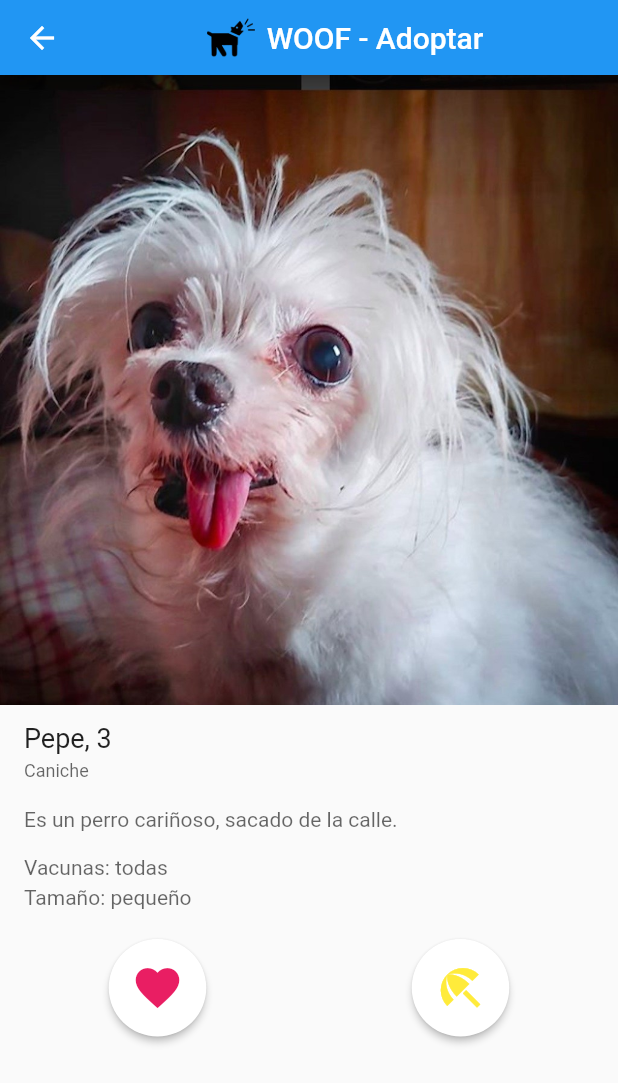
After one commit to matfonseca/tdl-dart, a Flutter app: the DogSwiper screen opened directly, on a phone screen of 412 x 824 dp. The commit adds this screen. Shown: the top 1083 px of the screen. Run offline on Flutter 3.47's test engine with Material 2 defaults, Android fonts, the phone set to English and light mode, and no system bars; our stand-ins replace cloud_firestore, firebase_core, firebase_storage, image_picker; accounts and stored records are empty.

Commit message:
add: dog swiper file W/ widget

```diff
--- /dev/null
+++ b/App/lib/screens/dog_swiper.dart
@@ -0,0 +1,137 @@
+import 'package:App/common/app_bar.dart';
+import 'package:App/models/dog.dart';
+import 'package:flutter/material.dart';
+
+class LikeButton extends StatelessWidget {
+  @override
+  Widget build(BuildContext context) {
+    return RawMaterialButton(
+      onPressed: () {},
+      elevation: 2.0,
+      fillColor: Colors.white,
+      child: Icon(
+        Icons.favorite,
+        color: Colors.pink,
+        size: 35.0,
+      ),
+      padding: EdgeInsets.all(15.0),
+      shape: CircleBorder(),
+    );
+  }
+}
+
+class RejectButton extends StatelessWidget {
+  @override
+  Widget build(BuildContext context) {
+    return RawMaterialButton(
+      onPressed: () {},
+      elevation: 2.0,
+      fillColor: Colors.white,
+      child: Icon(
+        Icons.beach_access,
+        color: Colors.yellow,
+        size: 35.0,
+      ),
+      padding: EdgeInsets.all(15.0),
+      shape: CircleBorder(),
+    );
+  }
+}
+
+class DogInfo extends StatelessWidget {
+  final Dog dog;
+
+  DogInfo({this.dog});
+
+  @override
+  Widget build(BuildContext context) {
+    return Column(
+      mainAxisAlignment: MainAxisAlignment.spaceAround,
+      crossAxisAlignment: CrossAxisAlignment.start,
+      children: [
+        ListTile(
+          dense: true,
+          title: Text(
+            '${dog.name}, ${dog.age}',
+            style: TextStyle(fontSize: 18),
+          ),
+          subtitle: Text(
+            '${dog.breed}',
+            style: TextStyle(color: Colors.black.withOpacity(0.6)),
+          ),
+        ),
+        Container(
+          padding: EdgeInsets.only(left: 16.0, right: 8.0, top: 4.0, bottom: 8.0),
+          child:
+            Column(
+              mainAxisAlignment: MainAxisAlignment.spaceAround,
+              children: [
+                Padding(
+                  padding: const EdgeInsets.only(bottom: 16.0),
+                  child: Align(alignment: Alignment.bottomLeft, child: Text('${dog.description}', style: TextStyle(color: Colors.black.withOpacity(0.6)),)),
+                ),
+                Padding(
+                  padding: const EdgeInsets.only(bottom: 4.0),
+                  child: Align(alignment: Alignment.bottomLeft, child: Text('Vacunas: ${dog.vaccines}', style: TextStyle(color: Colors.black.withOpacity(0.6)),)),
+                ),
+                Padding(
+                  padding: const EdgeInsets.only(bottom: 4.0),
+                  child: Align(alignment: Alignment.bottomLeft, child: Text('Tamaño: ${dog.size}', style: TextStyle(color: Colors.black.withOpacity(0.6)),)),
+                )
+            ],
+          ),
+        ),
+    ],);
+  }
+}
+
+class DogProfile extends StatelessWidget {
+  final Dog dog;
+
+  DogProfile({this.dog});
+
+  @override
+  Widget build(BuildContext context) {
+    return SingleChildScrollView(
+      child: Column(
+        mainAxisAlignment: MainAxisAlignment.spaceAround,
+        children: [
+          Image.asset('images/funny_dog.png'),
+          DogInfo(dog: dog),
+          ButtonBar(
+            alignment: MainAxisAlignment.spaceAround,
+            children: [
+              LikeButton(),
+              RejectButton(),
+            ],
+          ),
+        ],
+      ),
+    );
+  }
+}
+
+class DogSwiper extends StatefulWidget {
+  final List<Dog> dogs = [new Dog(
+    'Pepe', 'Caniche', 3, 'pequeño', 'todas', 'Es un perro cariñoso, sacado de la calle.', 'fake-uri'
+  )];
+
+  // DogSwiper({this.dogs});
+
+  @override
+  _DogSwiper createState() => _DogSwiper(dogs: dogs);
+}
+
+class _DogSwiper extends State<DogSwiper> {
+  final List<Dog> dogs;
+
+  _DogSwiper({this.dogs});
+
+  @override
+  Widget build(BuildContext context) {
+    return Scaffold(
+      appBar: CustomAppBar(title: "Adoptar"),
+      body: DogProfile(dog: dogs[0]),
+    );
+  }
+}
--- a/App/pubspec.yaml
+++ b/App/pubspec.yaml
@@ -52,6 +52,7 @@ flutter:
   # To add assets to your application, add an assets section, like this:
   assets:
     - images/barking.png
+    - images/funny_dog.png
 
   # An image asset can refer to one or more resolution-specific "variants", see
   # https://flutter.dev/assets-and-images/#resolution-aware.
```
Also changed, not shown: App/images/funny_dog.png (added), App/lib/main.dart (line endings or trailing spaces).
